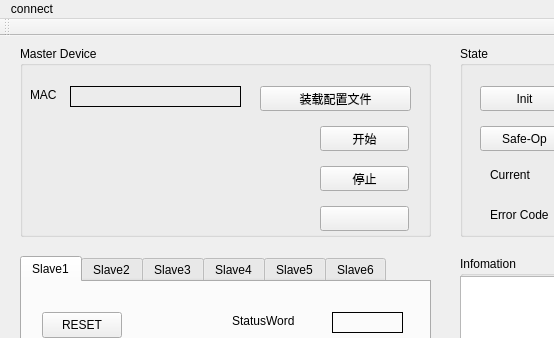
Above: mainwindow.ui from jaq1217/i700-m before the change; both pictures show x 0 to 554 and y 0 to 338 of the 932 by 576 pixel window. Below: the same form after it.
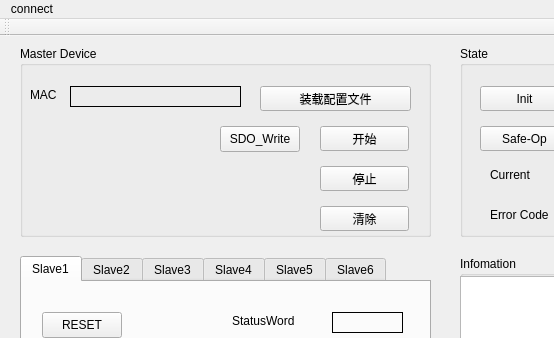
That is the form after the change.

Commit message: 1.在对从站配置寄存器map之前 ，对pdo的寄存器映射从新配置了一遍，包括0x1c12 0x1c13 0x1a06等，是按照twincat上的顺序来的。使用ec_SDOWrite()进行配置，然后使用ec_SDOread()读取，经过验证数据确实 已经写入到驱动器中。2.有一个问题还没有解决，对驱动器操作的时候，从站编号为1，发 送pdo的数据，也是ec_slave[1],但是接收pdo数据使用的是ec_slave[0]，还不知道为什么 ，程序注释显示‘0’为主站自己的编号，还需要确定。3.目前进入op模式以后，采用ec_SDOwrite()写入电机参数，但是显然没有效果，经过读取发现有一些数据写入是不正确的。现在怀疑可能是写入数据后需要延时一下或者在非op模式下写入。需要再试一下。

```diff
--- a/mainwindow.ui
+++ b/mainwindow.ui
@@ -113,7 +113,20 @@
       </rect>
      </property>
      <property name="text">
-      <string/>
+      <string>清除</string>
+     </property>
+    </widget>
+    <widget class="QPushButton" name="SDO_read">
+     <property name="geometry">
+      <rect>
+       <x>200</x>
+       <y>80</y>
+       <width>80</width>
+       <height>26</height>
+      </rect>
+     </property>
+     <property name="text">
+      <string>SDO_Write</string>
      </property>
     </widget>
    </widget>
```
Left out of the diff: 2 changed lines with no effect on the pictures. The commit also changes 5 other files.
